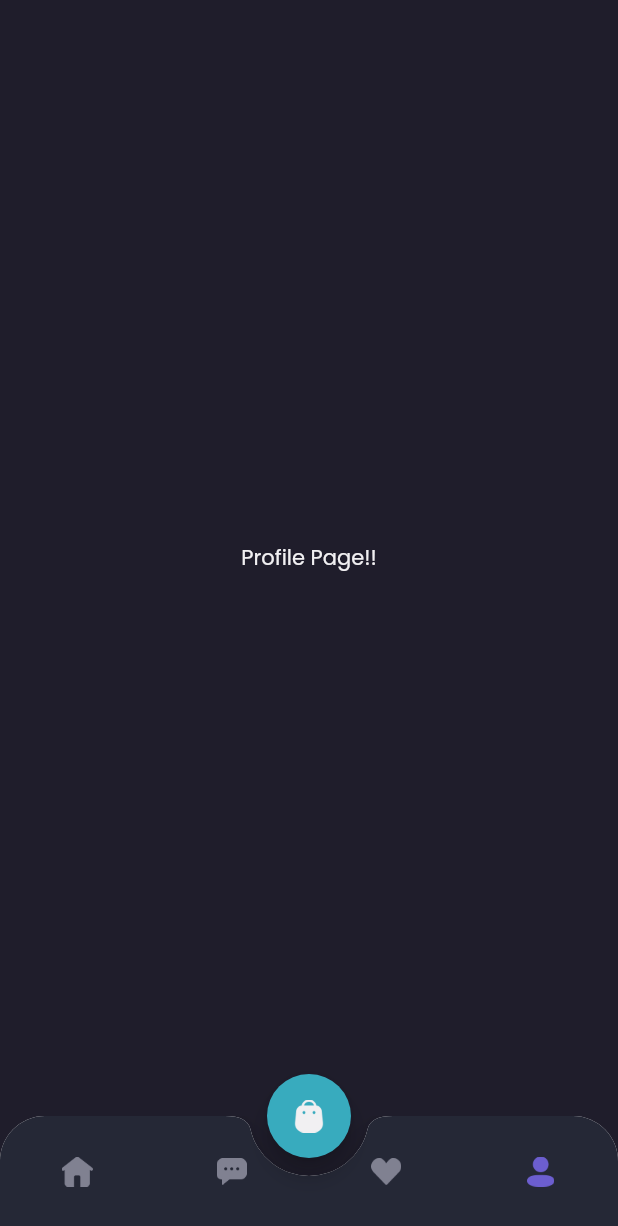
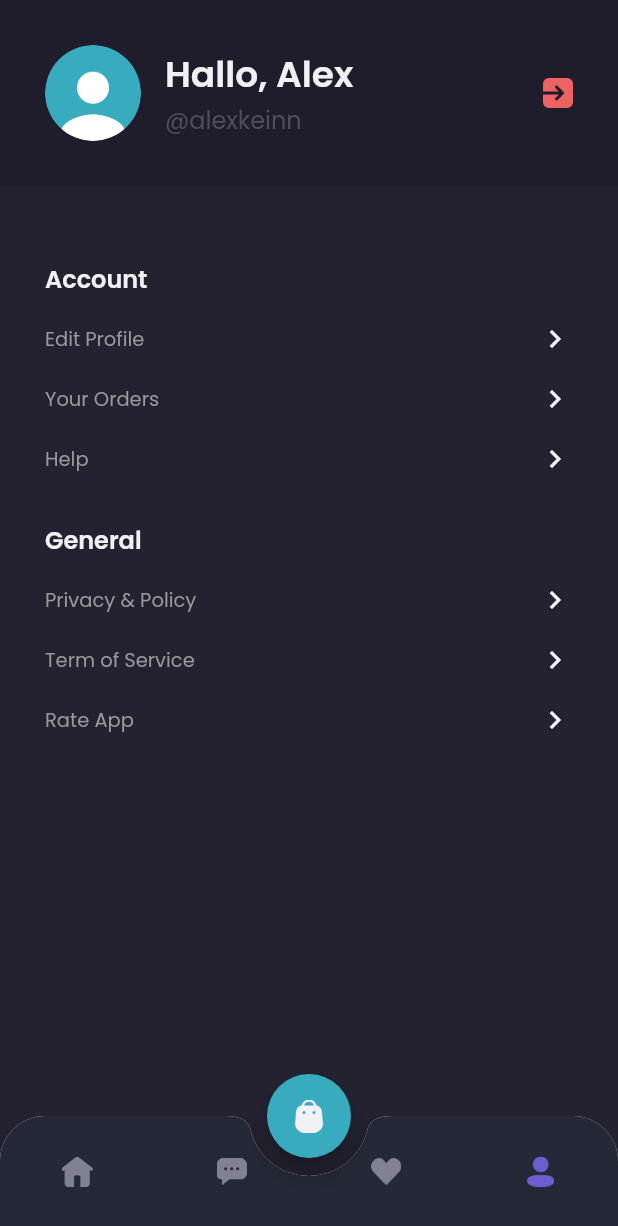
Before and after one commit to depri11/flutter_shamo, a Flutter app: the MainPage screen opened by its route, item 4 of the bottom bar chosen, on a phone screen of 412 x 824 dp. Shown: the top 1226 px of the screen. Run offline on Flutter 3.47's test engine with Material 2 defaults, Android fonts, the phone set to English and light mode, and no system bars; our stand-ins replace google_fonts.

Commit message:
profile page and product header

```diff
--- a/lib/main.dart
+++ b/lib/main.dart
@@ -1,6 +1,8 @@
 import 'package:flutter/material.dart';
 import 'package:shamo/pages/detail_chat_page.dart';
+import 'package:shamo/pages/edit_profile_page.dart';
 import 'package:shamo/pages/home/main_page.dart';
+import 'package:shamo/pages/product_page.dart';
 import 'package:shamo/pages/sign_in_page.dart';
 import 'package:shamo/pages/sign_up_page.dart';
 import 'package:shamo/pages/splash_page.dart';
@@ -19,6 +21,8 @@ class MyApp extends StatelessWidget {
         '/sign-up': (context) => SignUpPage(),
         '/home': (context) => MainPage(),
         '/deail-chat': (context) => DetailChatPage(),
+        '/edit-profile': (context) => EditProfilePage(),
+        '/product': (context) => ProductPage(),
       },
     );
   }
--- a/lib/pages/home/main_page.dart
+++ b/lib/pages/home/main_page.dart
@@ -119,7 +119,7 @@ class _MainPageState extends State<MainPage> {
     }
 
     return Scaffold(
-      backgroundColor: backgroundColor1,
+      backgroundColor: currentIndex == 0 ? backgroundColor1 : backgroundColor3,
       floatingActionButton: cartButton(),
       floatingActionButtonLocation: FloatingActionButtonLocation.centerDocked,
       bottomNavigationBar: customButtomNav(),
--- a/lib/pages/home/profile_page.dart
+++ b/lib/pages/home/profile_page.dart
@@ -4,12 +4,142 @@ import 'package:shamo/theme.dart';
 class ProfilePage extends StatelessWidget {
   @override
   Widget build(BuildContext context) {
-    return Container(
-        child: Center(
-      child: Text(
-        'Profile Page!!',
-        style: primaryTextStyle,
-      ),
-    ));
+    Widget header() {
+      return AppBar(
+        backgroundColor: backgroundColor1,
+        elevation: 0,
+        automaticallyImplyLeading: false,
+        flexibleSpace: SafeArea(
+          child: Container(
+            padding: EdgeInsets.all(
+              defaultMargin,
+            ),
+            child: Row(
+              children: [
+                ClipOval(
+                  child: Image.asset(
+                    'assets/images_profile.png',
+                    width: 64,
+                  ),
+                ),
+                SizedBox(
+                  width: 16,
+                ),
+                Expanded(
+                  child: Column(
+                    crossAxisAlignment: CrossAxisAlignment.start,
+                    children: [
+                      Text(
+                        'Hallo, Alex',
+                        style: primaryTextStyle.copyWith(
+                          fontSize: 24,
+                          fontWeight: semiBold,
+                        ),
+                      ),
+                      Text(
+                        '@alexkeinn',
+                        style: subtitleTextStyle.copyWith(
+                          fontSize: 16,
+                        ),
+                      ),
+                    ],
+                  ),
+                ),
+                GestureDetector(
+                  onTap: () {
+                    Navigator.pushNamedAndRemoveUntil(
+                        context, '/sign-in', (route) => false);
+                  },
+                  child: Image.asset(
+                    'assets/btn_exit.png',
+                    width: 20,
+                  ),
+                ),
+              ],
+            ),
+          ),
+        ),
+      );
+    }
+
+    Widget menuItem(String text) {
+      return Container(
+        margin: EdgeInsets.only(
+          top: 16,
+        ),
+        child:
+            Row(mainAxisAlignment: MainAxisAlignment.spaceBetween, children: [
+          Text(
+            text,
+            style: secondaryTextStyle.copyWith(
+              fontSize: 13,
+            ),
+          ),
+          Icon(
+            Icons.chevron_right,
+            color: primaryTextColor,
+          ),
+        ]),
+      );
+    }
+
+    Widget content() {
+      return Expanded(
+        child: Container(
+          padding: EdgeInsets.all(
+            defaultMargin,
+          ),
+          width: double.infinity,
+          decoration: BoxDecoration(
+            color: backgroundColor3,
+          ),
+          child: Column(
+            crossAxisAlignment: CrossAxisAlignment.start,
+            children: [
+              SizedBox(
+                height: 20,
+              ),
+              Text(
+                'Account',
+                style: primaryTextStyle.copyWith(
+                  fontSize: 16,
+                  fontWeight: semiBold,
+                ),
+              ),
+              GestureDetector(
+                  onTap: () {
+                    Navigator.pushNamed(
+                      context,
+                      '/edit-profile',
+                    );
+                  },
+                  child: menuItem('Edit Profile')),
+              menuItem('Your Orders'),
+              menuItem('Help'),
+              SizedBox(
+                height: defaultMargin,
+              ),
+              Text(
+                'General',
+                style: primaryTextStyle.copyWith(
+                  fontSize: 16,
+                  fontWeight: semiBold,
+                ),
+              ),
+              menuItem('Privacy & Policy'),
+              menuItem('Term of Service'),
+              menuItem('Rate App'),
+            ],
+          ),
+        ),
+      );
+    }
+
+    return Column(
+      children: [
+        header(),
+        content(),
+      ],
+    );
   }
 }
--- a/lib/theme.dart
+++ b/lib/theme.dart
@@ -12,6 +12,7 @@ Color backgroundColor2 = Color(0xff2B2937);
 Color backgroundColor3 = Color(0xff242231);
 Color backgroundColor4 = Color(0xff252836);
 Color backgroundColor5 = Color(0xff2B2844);
+Color backgroundColor6 = Color(0xffECEDEF);
 Color primaryTextColor = Color(0xffF1F0F2);
 Color secondaryTextColor = Color(0xff999999);
 Color subtitleColor = Color(0xff504F5E);
```
Also changed, not shown: lib/pages/edit_profile_page.dart (added, +167 -0 lines), lib/pages/product_page.dart (added, +47 -0 lines), lib/widgets/product_card.dart (+9 -1 lines), lib/widgets/product_tile.dart (+9 -1 lines), pubspec.yaml (+1 -6 lines), pubspec.lock.
